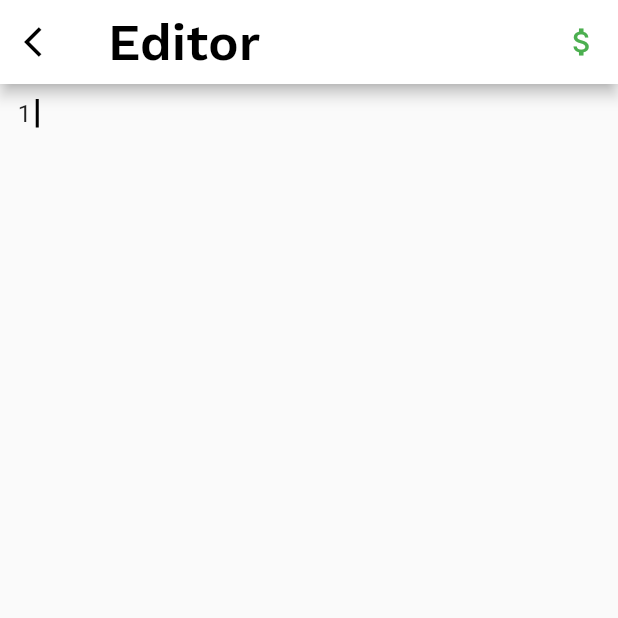
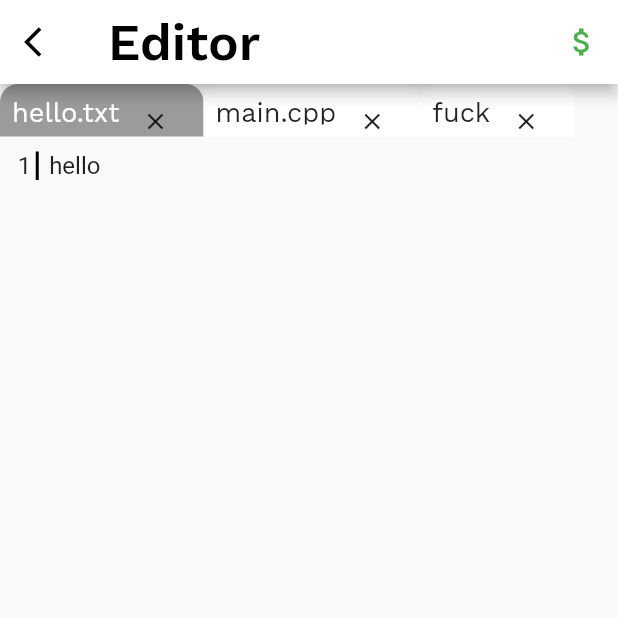
Before and after one commit to jshyunbin/mobIDE, a Flutter app: the FileEditPage screen opened directly, on a phone screen of 412 x 824 dp, the top half of it. Run offline on Flutter 3.47's test engine with Material 2 defaults, Android fonts, the phone set to English and light mode, and no system bars; drawn by our look-alikes of sliding_up_panel; our stand-ins replace local_auth, sqflite; missing offline and left inert: loading, ssh; accounts and stored records are empty; Roboto replaces fonts that are missing (Menlo).

Commit message:
:art: added tab in the editor

```diff
--- a/lib/backend/file_system.dart
+++ b/lib/backend/file_system.dart
@@ -37,7 +37,7 @@ class SSHFile {
 //    }
 //    return File(filePath).readAsStringSync();
     //TODO: fix file system
-    return "";
+    return "  hello";
   }
 
   Future<void> write(String contents) async {
--- /dev/null
+++ b/lib/ui/components/editor_tab.dart
@@ -0,0 +1,115 @@
+//Copyright 2020 Joshua Hyunbin Lee, Jaeyong Sung
+//
+//Licensed under the Apache License, Version 2.0 (the "License");
+//you may not use this file except in compliance with the License.
+//You may obtain a copy of the License at
+//
+//http://www.apache.org/licenses/LICENSE-2.0
+//
+//Unless required by applicable law or agreed to in writing, software
+//distributed under the License is distributed on an "AS IS" BASIS,
+//WITHOUT WARRANTIES OR CONDITIONS OF ANY KIND, either express or implied.
+//See the License for the specific language governing permissions and
+//limitations under the License.
+import 'package:flutter/material.dart';
+import 'package:mobide/backend/file_system.dart';
+import 'package:mobide/ui/text_editor.dart';
+import 'package:mobide/ui/theme/style.dart';
+
+class EditorTab extends StatefulWidget {
+  EditorTab({Key key}) : super(key: key);
+
+  @override
+  _EditorTabState createState() => _EditorTabState();
+}
+
+class _EditorTabState extends State<EditorTab> {
+  int selectedInd = 0;
+  static SSHFile file = SSHFile("hello.txt", FileType.txt, "a", "a", "a");
+  static SSHFile fileA = SSHFile("hello-a.txt", FileType.txt, "a", "a", "a");
+  static SSHFile fileB = SSHFile("hello-b.txt", FileType.txt, "a", "a", "a");
+
+  List<TextEditor> textEditors = [
+    TextEditor.fromFile(file: file),
+    TextEditor.fromFile(file: fileA),
+    TextEditor.fromFile(file: fileB),
+  ];
+
+  List<String> tabs = ['hello.txt', 'main.cpp', 'fuck'];
+
+  void _closeTab(index) {
+    setState(() {
+      if (selectedInd >= index && selectedInd != 0) selectedInd--;
+      textEditors.removeAt(index);
+      tabs.removeAt(index);
+    });
+  }
+
+  void _onTap(index) {
+    setState(() {
+      selectedInd = index;
+    });
+  }
+
+  Widget _noTab() {
+    return Center(
+      child: Text('No files selected!\nSelect Files in the SFTP panel.'),
+    );
+  }
+
+  @override
+  Widget build(BuildContext context) {
+    return tabs.length == 0
+        ? _noTab()
+        : Column(
+            children: <Widget>[
+              SizedBox(
+                height: 35,
+                child: ListView.builder(
+                  itemBuilder: (_, index) => DecoratedBox(
+                    decoration: BoxDecoration(
+                        color: (selectedInd == index)
+                            ? Colors.black38
+                            : Colors.white,
+                        borderRadius:
+                            BorderRadius.vertical(top: Radius.circular(12.0))),
+                    child: InkWell(
+                      child: Padding(
+                        padding: EdgeInsets.all(8.0),
+                        child: Row(
+                          mainAxisAlignment: MainAxisAlignment.center,
+                          crossAxisAlignment: CrossAxisAlignment.end,
+                          children: <Widget>[
+                            Text(
+                              tabs[index],
+                              style: (selectedInd == index)
+                                  ? Type.body1.apply(color: Colors.white)
+                                  : Type.body1,
+                            ),
+                            IconButton(
+                              icon: Icon(
+                                Icons.close,
+                              ),
+                              iconSize: 18.0,
+                              onPressed: () => _closeTab(index),
+                            )
+                          ],
+                        ),
+                      ),
+                      onTap: () => _onTap(index),
+                      splashColor: Colors.transparent,
+                      highlightColor: Colors.transparent,
+                    ),
+                  ),
+                  itemCount: tabs.length,
+                  scrollDirection: Axis.horizontal,
+                ),
+              ),
+              SizedBox(
+                child: textEditors[selectedInd],
+                height: 300,
+              ),
+            ],
+          );
+  }
+}
--- a/lib/ui/file_edit_page.dart
+++ b/lib/ui/file_edit_page.dart
@@ -14,7 +14,7 @@
 import 'package:flutter/material.dart';
 import 'package:mobide/backend/file_system.dart';
 import 'package:mobide/ui/components/editor_panel.dart';
-import 'package:mobide/ui/text_editor.dart';
+import 'package:mobide/ui/components/editor_tab.dart';
 import 'package:mobide/ui/theme/style.dart';
 import 'package:sliding_up_panel/sliding_up_panel.dart';
 
@@ -50,7 +50,7 @@ class FileEditPage extends StatelessWidget {
           ),
         ],
       ),
-      body: TextEditor.fromFile(file: this.file),
+      body: EditorTab(),
     );
   }
 
@@ -64,8 +64,7 @@ class FileEditPage extends StatelessWidget {
         controller: _pc,
         minHeight: 0,
         maxHeight: MediaQuery.of(context).size.height -
-            MediaQuery.of(context).viewInsets.top -
-            MediaQuery.of(context).viewPadding.top,
+            MediaQuery.of(context).padding.top,
         panel: EditorPanel(),
         body: _body(context),
       ),
```
